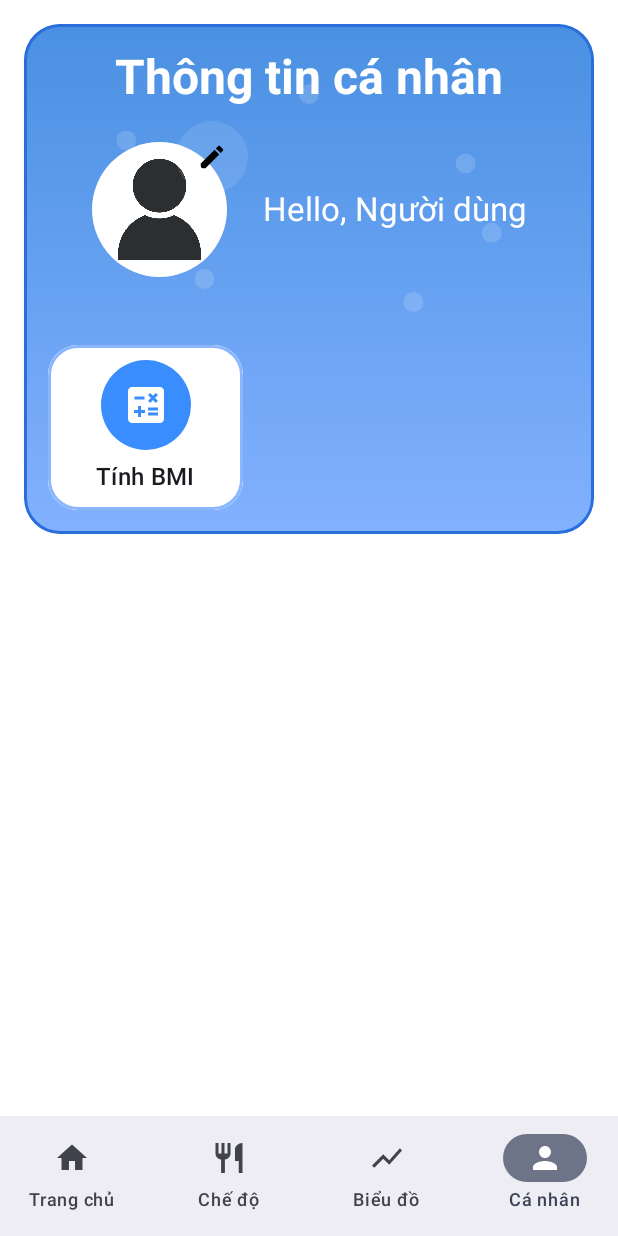
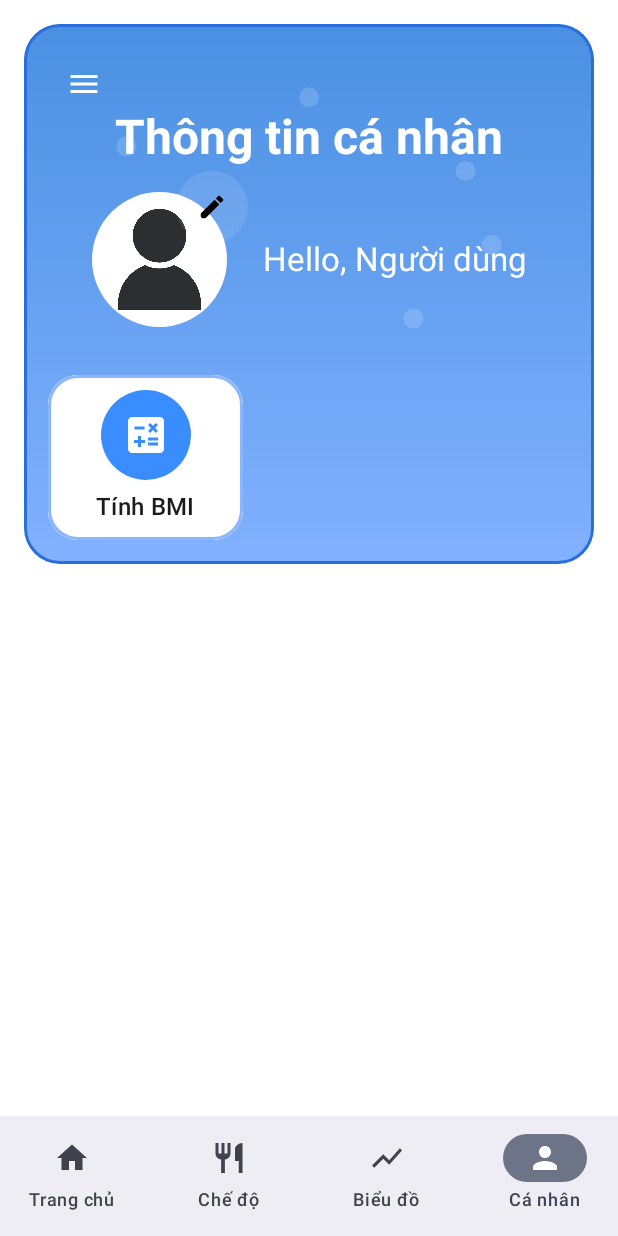
Before and after one commit to Tou102/Fitness, an Android app built with Jetpack Compose: the ProfileScreen screen opened through its navigation route, on a phone screen of 412 x 824 dp. Run offline under Robolectric (Android 15) with nearby library versions, the phone set to English and light mode, and no system bars; our stand-ins replace Room's generated code.

Commit message:
UI profile + log out + save nickname, avatar + btn form BMI

```diff
--- a/app/src/main/java/com/example/fitness/ProfileScreen.kt
+++ b/app/src/main/java/com/example/fitness/ProfileScreen.kt
@@ -18,7 +18,7 @@ import androidx.compose.ui.geometry.Offset
 import androidx.compose.ui.text.font.FontWeight
 import androidx.compose.ui.text.style.TextAlign
 import com.example.fitness.utils.copyUriToInternalStorage
-
+import androidx.compose.material.icons.filled.Menu
 
 
 
@@ -55,6 +55,7 @@ fun ProfileScreen(
     // Local state để hiển thị profile, khởi tạo mặc định và update khi user thay đổi
     var username by rememberSaveable(user) { mutableStateOf("Người dùng") }
     var avatarUri by rememberSaveable(user) { mutableStateOf<Uri?>(null) }
+    var expandedMenu by remember { mutableStateOf(false) }
 
     LaunchedEffect(user) {
         val currentUser = user
@@ -85,7 +86,7 @@ fun ProfileScreen(
         Box(
             modifier = Modifier
                 .fillMaxWidth()
-                .height(340.dp)
+                .height(360.dp)
                 .clip(RoundedCornerShape(24.dp))
                 .background(
                     brush = Brush.verticalGradient(
@@ -115,8 +116,37 @@ fun ProfileScreen(
                 }
             }
 
+            // Menu icon riêng ở góc trái trên
+            Box(modifier = Modifier.align(Alignment.TopStart)) {
+                IconButton(onClick = { expandedMenu = true }) {
+                    Icon(
+                        imageVector = Icons.Default.Menu,
+                        contentDescription = "Menu",
+                        tint = Color.White
+                    )
+                }
+
+                DropdownMenu(
+                    expanded = expandedMenu,
+                    onDismissRequest = { expandedMenu = false }
+                ) {
+                    DropdownMenuItem(
+                        text = { Text("Đăng xuất") },
+                        onClick = {
+                            expandedMenu = false
+                            userViewModel.logout()
+                            navController.navigate("login") {
+                                popUpTo(0) { inclusive = true }
+                            }
+                        }
+                    )
+                }
+            }
+
             Column(
-                modifier = Modifier.fillMaxSize(),
+                modifier = Modifier
+                    .fillMaxSize()
+                    .padding(top = 40.dp), // đẩy xuống khỏi icon menu
                 verticalArrangement = Arrangement.SpaceBetween
             ) {
                 Text(
@@ -130,6 +160,9 @@ fun ProfileScreen(
                         .padding(bottom = 16.dp),
                     textAlign = TextAlign.Center
                 )
+
+                // ... giữ nguyên phần avatar, tên, BMI button
+
 
                 Row(
                     modifier = Modifier.fillMaxWidth(),
```
Also changed, not shown: app/src/main/java/com/example/fitness/viewModel/UserViewModel.kt (+7 -0 lines).
